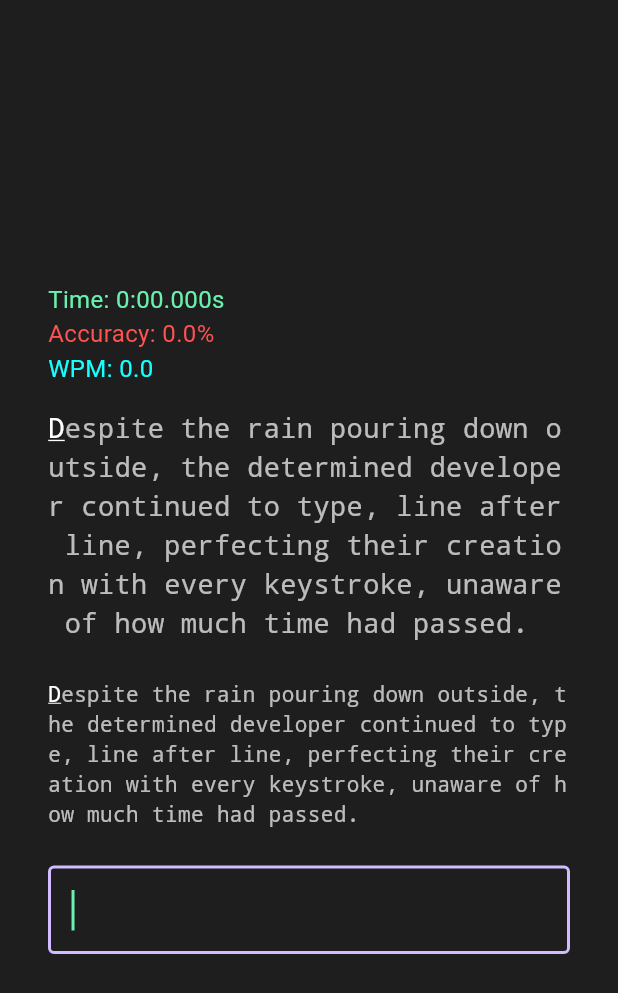
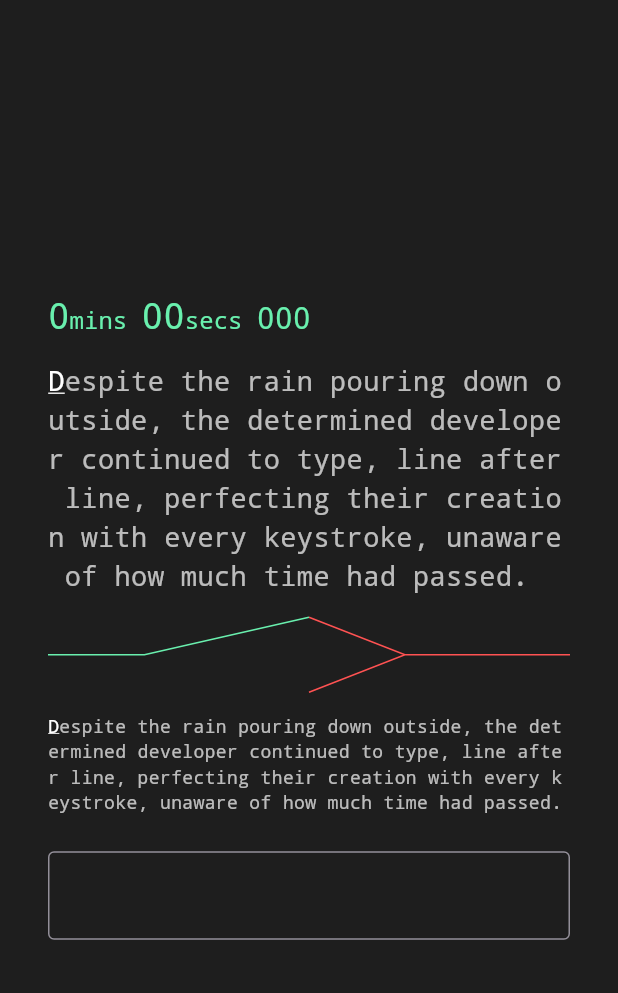
Before and after one commit to ThatSaxyDev/tracer, a Flutter app: the screen it shows after launch, after a tap on "Start Race", on a phone screen of 412 x 824 dp. Shown: the top 993 px of the screen. Run offline on Flutter 3.47's test engine with Material 3 defaults, Android fonts, the phone set to English and light mode, and no system bars; our stand-ins replace flutter_animate, flutter_riverpod.

Commit message:
tryng out custom paint for race view

```diff
--- a/lib/notifiers/ghost_input_notifier.dart
+++ b/lib/notifiers/ghost_input_notifier.dart
@@ -22,7 +22,7 @@ class GhostInputNotifier extends Notifier<GhostInputState> {
   GhostInputState build() {
     return GhostInputState(
       input: '',
-      playBackState: PlayBackState.stopped,
+      playBackState: PlayBackState.notStarted,
     );
   }
 
@@ -33,11 +33,14 @@ class GhostInputNotifier extends Notifier<GhostInputState> {
   void clearGhostInput() {
     state = state.copyWith(
       input: '',
-      playBackState: PlayBackState.stopped,
+      playBackState: PlayBackState.notStarted,
     );
   }
 
   void startPlayback() async {
+    state = state.copyWith(
+      playBackState: PlayBackState.notStarted,
+    );
     if (ghostRaceData.lastSavedkeystrokes.isEmpty) {
       return;
     }
@@ -79,6 +82,7 @@ class GhostInputNotifier extends Notifier<GhostInputState> {
 }
 
 enum PlayBackState {
+  notStarted,
   playing,
   paused,
   stopped,
--- a/lib/views/race_view.dart
+++ b/lib/views/race_view.dart
@@ -1,12 +1,14 @@
 import 'package:flutter/material.dart';
 import 'package:flutter_riverpod/flutter_riverpod.dart';
+
 import 'package:tracer/models/ghost_race_data.dart';
 import 'package:tracer/models/player_entity.dart';
 import 'package:tracer/notifiers/ghost_input_notifier.dart';
 import 'package:tracer/shared/extensions.dart';
 import 'package:tracer/widgets/player_view.dart';
+
+import '../notifiers/game_notifier.dart';
 import '../widgets/type_display.dart';
-import '../notifiers/game_notifier.dart';
 import 'result_view.dart';
 
 class RaceScreen extends ConsumerStatefulWidget {
@@ -68,8 +70,32 @@ class _RaceScreenState extends ConsumerState<RaceScreen> {
               //     style: TextStyle(fontSize: 22, fontWeight: FontWeight.bold)),
               // const SizedBox(height: 12),
               PlayerView(player: gameState.player),
+              const SizedBox(height: 14),
 
-              const SizedBox(height: 24),
+              Row(
+                children: [
+                  // AnimatedContainer(
+                  //   duration: duration,
+                  // ),
+                  // Expanded(
+                  //   child: Divider(
+                  //     color: Colors.greenAccent,
+                  //     thickness: 1,
+                  //   ),
+                  // ),
+                  AnimatedLessThanSign(),
+                  SignWidget(
+                    painter: GreaterThanSignPainter(),
+                  ),
+                  // Expanded(
+                  //   child: Divider(
+                  //     color: Colors.redAccent,
+                  //     thickness: 1,
+                  //   ),
+                  // ),
+                ],
+              ),
+              const SizedBox(height: 14),
 
               // if (gameState.otherPlayers.isNotEmpty)
               if (ref
@@ -89,7 +115,7 @@ class _RaceScreenState extends ConsumerState<RaceScreen> {
                 builder: (context, child) {
                   return TextField(
                     controller: _controller,
-                    autofocus: true,
+                    autofocus: false,
                     autocorrect: false,
                     enableSuggestions: false,
                     cursorColor: Colors.greenAccent,
@@ -130,8 +156,194 @@ class _RaceScreenState extends ConsumerState<RaceScreen> {
   }
 }
 
-String formatDuration(Duration d) {
+RichText formatDuration(Duration d) {
   int minutes = d.inMinutes;
   int seconds = d.inSeconds % 60;
-  return '$minutes:${seconds.toString().padLeft(2, '0')}.${(d.inMilliseconds % 1000).toString().padLeft(3, '0')}s';
+  return RichText(
+      text: TextSpan(
+    text: '$minutes',
+    style: TextStyle(
+      fontSize: 24,
+      color: Colors.greenAccent,
+      fontFamily: 'Courier',
+    ),
+    children: [
+      TextSpan(
+        text: 'mins ',
+        style: const TextStyle(
+          fontSize: 16,
+          color: Colors.greenAccent,
+          fontFamily: 'Courier',
+        ),
+      ),
+      TextSpan(
+        text: seconds.toString().padLeft(2, '0'),
+        style: const TextStyle(
+          fontSize: 24,
+          color: Colors.greenAccent,
+          fontFamily: 'Courier',
+        ),
+      ),
+      TextSpan(
+        text: 'secs ',
+        style: const TextStyle(
+          fontSize: 16,
+          color: Colors.greenAccent,
+          fontFamily: 'Courier',
+        ),
+      ),
+      TextSpan(
+        text: (d.inMilliseconds % 1000).toString().padLeft(3, '0'),
+        style: const TextStyle(
+          fontSize: 20,
+          color: Colors.greenAccent,
+          fontFamily: 'Courier',
+        ),
+      ),
+    ],
+  ));
+  // return '$minutes mins ${seconds.toString().padLeft(2, '0')} secs ${(d.inMilliseconds % 1000).toString().padLeft(3, '0')}';
 }
+
+class GreaterThanSignPainter extends CustomPainter {
+  @override
+  void paint(Canvas canvas, Size size) {
+    Paint paint = Paint()
+      ..strokeWidth = 1
+      ..color = Colors.redAccent
+      ..style = PaintingStyle.stroke;
+
+    Path path = Path();
+
+    // Define the points for the greater-than sign ">"
+    Offset pointA = Offset(0, 0); // Top-left
+    Offset pointB =
+        Offset(size.width - 110, size.height / 2); // Right middle (moved left)
+    Offset pointC = Offset(0, size.height); // Bottom-left (no change)
+
+    // Draw the triangle-like ">" shape (inverted)
+    path.moveTo(pointA.dx, pointA.dy);
+    path.lineTo(pointB.dx, pointB.dy);
+    path.lineTo(pointC.dx, pointC.dy);
+
+    // Add a line to join the pointed end to the middle of the Y shape
+    path.moveTo(
+        size.width, size.height / 2); // Pointing end, extended to the right
+    path.lineTo(size.width - 110,
+        size.height / 2); // Horizontal line joining the two points
+
+    canvas.drawPath(path, paint);
+  }
+
+  @override
+  bool shouldRepaint(covariant CustomPainter oldDelegate) {
+    return false;
+  }
+}
+
+class LessThanSignPainter extends CustomPainter {
+  final Animation<double> animation;
+
+  LessThanSignPainter(this.animation) : super(repaint: animation);
+
+  @override
+  void paint(Canvas canvas, Size size) {
+    Paint paint = Paint()
+      ..strokeWidth = 1
+      ..color = Colors.greenAccent
+      ..style = PaintingStyle.stroke;
+
+    Path path = Path();
+
+    Offset pointD = Offset(0, size.height / 2);
+
+    // Define the points for the less-than sign "<"
+    Offset pointA =
+        Offset(size.width, 0); // Top-right (invert the "greater than" shape)
+    Offset pointB =
+        Offset(animation.value, size.height / 2); // Animated middle point
+    Offset pointC = Offset(size.width, size.height); // Bottom-right (top point)
+
+    // Draw the triangle-like "<" shape (inverted)
+    // path.moveTo(pointA.dx, pointA.dy);
+    // path.lineTo(pointB.dx, pointB.dy);
+    // path.lineTo(pointC.dx, pointC.dy);
+
+    // Add a line to join the pointed end to the middle of the Y shape
+    path.moveTo(pointD.dx, pointD.dy);
+    path.lineTo(pointB.dx, pointB.dy); // Horizontal line joining the two points
+    path.lineTo(pointA.dx, pointA.dy);
+
+    canvas.drawPath(path, paint);
+  }
+
+  @override
+  bool shouldRepaint(covariant CustomPainter oldDelegate) {
+    return true;
+  }
+}
+
+class SignWidget extends StatelessWidget {
+  final CustomPainter painter;
+  const SignWidget({
+    super.key,
+    required this.painter,
+  });
+
+  @override
+  Widget build(BuildContext context) {
+    return Expanded(
+      child: CustomPaint(
+        size: Size(50, 50), // Specify the size of the canvas
+        painter: painter,
+      ),
+    );
+  }
+}
+
+class AnimatedLessThanSign extends StatefulWidget {
+  const AnimatedLessThanSign({super.key});
+
+  @override
+  State<AnimatedLessThanSign> createState() => _AnimatedLessThanSignState();
+}
+
+class _AnimatedLessThanSignState extends State<AnimatedLessThanSign>
+    with SingleTickerProviderStateMixin {
+  late AnimationController _controller;
+  late Animation<double> _animation;
+
+  @override
+  void initState() {
+    super.initState();
+    // Initialize the animation controller
+    _controller = AnimationController(
+      vsync: this,
+      duration: Duration(seconds: 2),
+    );
+
+    // Create a tween to animate the position of the middle point (pointB)
+    _animation = Tween<double>(begin: 0, end: 110.0).animate(CurvedAnimation(
+      parent: _controller,
+      curve: Curves.easeInOut,
+    ));
+
+    _controller.forward();
+  }
+
+  @override
+  void dispose() {
+    _controller.dispose();
+    super.dispose();
+  }
+
+  @override
+  Widget build(BuildContext context) {
+    return Expanded(
+      child: CustomPaint(
+        size: Size(50, 50),
+        painter: LessThanSignPainter(_animation),
+      ),
+    );
+  }
+}
--- a/lib/widgets/player_view.dart
+++ b/lib/widgets/player_view.dart
@@ -19,26 +19,23 @@ class PlayerView extends ConsumerWidget {
     return Column(
       crossAxisAlignment: CrossAxisAlignment.start,
       children: [
-        Text('Time: ${formatDuration(player.elapsedTime)}',
-            style: TextStyle(
-              fontSize: player.playerId == '-1' ? 16 : 12,
-              color: Colors.greenAccent,
-            )),
-        Text(
-            'Accuracy: ${player.accuracy(gameState.targetText).toStringAsFixed(1)}%',
-            style: TextStyle(
-              fontSize: player.playerId == '-1' ? 16 : 12,
-              color: player.accuracy(gameState.targetText) >= 95
-                  ? Colors.greenAccent
-                  : (player.accuracy(gameState.targetText) >= 80
-                      ? Colors.yellowAccent
-                      : Colors.redAccent),
-            )),
-        Text('WPM: ${player.wpm(gameState.targetText).toStringAsFixed(1)}',
-            style: TextStyle(
-              fontSize: player.playerId == '-1' ? 16 : 12,
-              color: Colors.cyanAccent,
-            )),
+        formatDuration(player.elapsedTime),
+
+        // Text(
+        //     'Accuracy: ${player.accuracy(gameState.targetText).toStringAsFixed(1)}%',
+        //     style: TextStyle(
+        //       fontSize: player.playerId == '-1' ? 16 : 12,
+        //       color: player.accuracy(gameState.targetText) >= 95
+        //           ? Colors.greenAccent
+        //           : (player.accuracy(gameState.targetText) >= 80
+        //               ? Colors.yellowAccent
+        //               : Colors.redAccent),
+        //     )),
+        // Text('WPM: ${player.wpm(gameState.targetText).toStringAsFixed(1)}',
+        //     style: TextStyle(
+        //       fontSize: player.playerId == '-1' ? 16 : 12,
+        //       color: Colors.cyanAccent,
+        //     )),
         const SizedBox(height: 16),
         TypeDisplay(
           target: gameState.targetText,
--- a/lib/widgets/type_display.dart
+++ b/lib/widgets/type_display.dart
@@ -75,7 +75,7 @@ class TypeDisplay extends StatelessWidget {
       char,
       key: key,
       style: TextStyle(
-        fontSize: player.playerId == '-1' ? 18 : 14,
+        fontSize: player.playerId == '-1' ? 18 : 12,
         fontFamily: 'Courier',
         color: color,
         decoration: isCursor ? TextDecoration.underline : TextDecoration.none,
```
